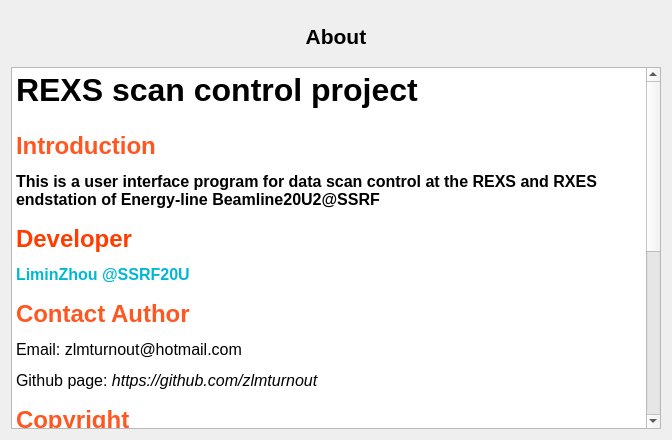
Old version of the form UI/UI_About_box.ui in the repository zlmturnout/ARPES_BeamSpotSize.
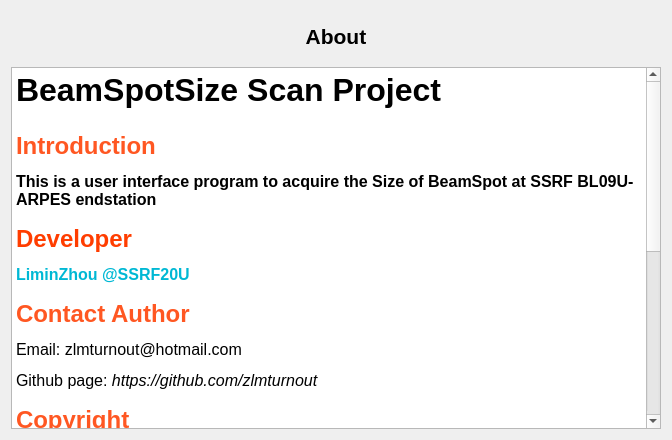
New version of the form.

```diff
--- a/UI/UI_About_box.ui
+++ b/UI/UI_About_box.ui
@@ -200,25 +200,25 @@
 p, li { white-space: pre-wrap; }
 hr { height: 1px; border-width: 0; }
 &lt;/style&gt;&lt;/head&gt;&lt;body style=&quot; font-family:'Microsoft YaHei UI'; font-size:12pt; font-weight:400; font-style:normal;&quot;&gt;
-&lt;h1 style=&quot; margin-top:18px; margin-bottom:12px; margin-left:0px; margin-right:0px; -qt-block-indent:0; text-indent:0px; line-height:120%;&quot;&gt;&lt;a name=&quot;rexs-scan-control-project&quot;&gt;&lt;/a&gt;&lt;span style=&quot; font-size:xx-large; font-weight:700;&quot;&gt;R&lt;/span&gt;&lt;span style=&quot; font-size:xx-large; font-weight:700;&quot;&gt;EXS scan control project&lt;/span&gt;&lt;/h1&gt;
+&lt;h1 style=&quot; margin-top:18px; margin-bottom:12px; margin-left:0px; margin-right:0px; -qt-block-indent:0; text-indent:0px; line-height:120%;&quot;&gt;&lt;a name=&quot;beamspotsize-scan-project&quot;&gt;&lt;/a&gt;&lt;span style=&quot; font-size:xx-large; font-weight:700;&quot;&gt;B&lt;/span&gt;&lt;span style=&quot; font-size:xx-large; font-weight:700;&quot;&gt;eamSpotSize Scan Project&lt;/span&gt;&lt;/h1&gt;
 &lt;h2 style=&quot; margin-top:16px; margin-bottom:12px; margin-left:0px; margin-right:0px; -qt-block-indent:0; text-indent:0px;&quot;&gt;&lt;a name=&quot;font-colorff5722introductionfont&quot;&gt;&lt;/a&gt;&lt;span style=&quot; font-size:x-large; font-weight:700; color:#ff5722;&quot;&gt;I&lt;/span&gt;&lt;span style=&quot; font-size:x-large; font-weight:700; color:#ff5722;&quot;&gt;ntroduction&lt;/span&gt;&lt;/h2&gt;
-&lt;p style=&quot; margin-top:12px; margin-bottom:12px; margin-left:0px; margin-right:0px; -qt-block-indent:0; text-indent:0px;&quot;&gt;&lt;span style=&quot; font-weight:700;&quot;&gt;This is a user interface program for data scan control at the REXS and RXES endstation of Energy-line Beamline20U2@SSRF&lt;/span&gt;&lt;/p&gt;
+&lt;p style=&quot; margin-top:12px; margin-bottom:12px; margin-left:0px; margin-right:0px; -qt-block-indent:0; text-indent:0px;&quot;&gt;&lt;span style=&quot; font-weight:700;&quot;&gt;This is a user interface program to acquire the Size of BeamSpot at SSRF BL09U-ARPES endstation&lt;/span&gt;&lt;/p&gt;
 &lt;h2 style=&quot; margin-top:16px; margin-bottom:12px; margin-left:0px; margin-right:0px; -qt-block-indent:0; text-indent:0px;&quot;&gt;&lt;a name=&quot;font-colorff3d00developerfont&quot;&gt;&lt;/a&gt;&lt;span style=&quot; font-size:x-large; font-weight:700; color:#ff3d00;&quot;&gt;D&lt;/span&gt;&lt;span style=&quot; font-size:x-large; font-weight:700; color:#ff3d00;&quot;&gt;eveloper&lt;/span&gt;&lt;/h2&gt;
 &lt;p style=&quot; margin-top:12px; margin-bottom:12px; margin-left:0px; margin-right:0px; -qt-block-indent:0; text-indent:0px;&quot;&gt;&lt;span style=&quot; font-weight:700; color:#00b8d4;&quot;&gt;LiminZhou @SSRF20U&lt;/span&gt;&lt;/p&gt;
 &lt;h2 style=&quot; margin-top:16px; margin-bottom:12px; margin-left:0px; margin-right:0px; -qt-block-indent:0; text-indent:0px;&quot;&gt;&lt;a name=&quot;font-colorff5722contact-authorfont&quot;&gt;&lt;/a&gt;&lt;span style=&quot; font-size:x-large; font-weight:700; color:#ff5722;&quot;&gt;C&lt;/span&gt;&lt;span style=&quot; font-size:x-large; font-weight:700; color:#ff5722;&quot;&gt;ontact Author&lt;/span&gt;&lt;/h2&gt;
 &lt;p style=&quot; margin-top:12px; margin-bottom:12px; margin-left:0px; margin-right:0px; -qt-block-indent:0; text-indent:0px;&quot;&gt;Email: zlmturnout@hotmail.com&lt;/p&gt;
 &lt;p style=&quot; margin-top:12px; margin-bottom:12px; margin-left:0px; margin-right:0px; -qt-block-indent:0; text-indent:0px;&quot;&gt;Github page: &lt;span style=&quot; font-style:italic;&quot;&gt;https://github.com/zlmturnout&lt;/span&gt;&lt;/p&gt;
 &lt;h2 style=&quot; margin-top:16px; margin-bottom:12px; margin-left:0px; margin-right:0px; -qt-block-indent:0; text-indent:0px;&quot;&gt;&lt;a name=&quot;font-colorff5722copyrightfont&quot;&gt;&lt;/a&gt;&lt;span style=&quot; font-size:x-large; font-weight:700; color:#ff5722;&quot;&gt;C&lt;/span&gt;&lt;span style=&quot; font-size:x-large; font-weight:700; color:#ff5722;&quot;&gt;opyright&lt;/span&gt;&lt;/h2&gt;
-&lt;p style=&quot; margin-top:12px; margin-bottom:12px; margin-left:0px; margin-right:0px; -qt-block-indent:0; text-indent:0px;&quot;&gt;Full code are hosted on Github repository: &lt;span style=&quot; font-style:italic;&quot;&gt;https://github.com/zlmturnout/REXS_SCANControl&lt;/span&gt;&lt;/p&gt;
-&lt;p style=&quot; margin-top:12px; margin-bottom:12px; margin-left:0px; margin-right:0px; -qt-block-indent:0; text-indent:0px;&quot;&gt;Copyright (c) 2022 LiminZhou/zlmturnout&lt;/p&gt;
+&lt;p style=&quot; margin-top:12px; margin-bottom:12px; margin-left:0px; margin-right:0px; -qt-block-indent:0; text-indent:0px;&quot;&gt;Full code are hosted on Github repository: &lt;span style=&quot; font-style:italic;&quot;&gt;https://github.com/zlmturnout/ARPES_BeamSpotSize&lt;/span&gt;&lt;/p&gt;
+&lt;p style=&quot; margin-top:12px; margin-bottom:12px; margin-left:0px; margin-right:0px; -qt-block-indent:0; text-indent:0px;&quot;&gt;Copyright (c) 2023 LiminZhou/zlmturnout&lt;/p&gt;
 &lt;p style=&quot; margin-top:12px; margin-bottom:12px; margin-left:0px; margin-right:0px; -qt-block-indent:0; text-indent:0px;&quot;&gt;&lt;span style=&quot; color:#00e5ff;&quot;&gt;Please Contact the Author for Any Usage&lt;/span&gt;&lt;/p&gt;
 &lt;h2 style=&quot; margin-top:16px; margin-bottom:12px; margin-left:0px; margin-right:0px; -qt-block-indent:0; text-indent:0px;&quot;&gt;&lt;a name=&quot;font-color2962ffbasic-strategyfont&quot;&gt;&lt;/a&gt;&lt;span style=&quot; font-size:x-large; font-weight:700; color:#2962ff;&quot;&gt;B&lt;/span&gt;&lt;span style=&quot; font-size:x-large; font-weight:700; color:#2962ff;&quot;&gt;asic Strategy&lt;/span&gt;&lt;/h2&gt;
-&lt;ol style=&quot;margin-top: 0px; margin-bottom: 0px; margin-left: 0px; margin-right: 0px; -qt-list-indent: 1;&quot;&gt;&lt;li style=&quot; margin-top:12px; margin-bottom:12px; margin-left:0px; margin-right:0px; -qt-block-indent:0; text-indent:0px;&quot;&gt;python+pyepics+Qt6+matplotlib&lt;/li&gt;&lt;/ol&gt;
+&lt;ol style=&quot;margin-top: 0px; margin-bottom: 0px; margin-left: 0px; margin-right: 0px; -qt-list-indent: 1;&quot;&gt;&lt;li style=&quot; margin-top:12px; margin-bottom:12px; margin-left:0px; margin-right:0px; -qt-block-indent:0; text-indent:0px;&quot;&gt;Python+Qt6+Matplotlib+SciPy+Pandas+Sqlite&lt;/li&gt;&lt;/ol&gt;
 &lt;h2 style=&quot; margin-top:16px; margin-bottom:12px; margin-left:0px; margin-right:0px; -qt-block-indent:0; text-indent:0px;&quot;&gt;&lt;a name=&quot;font-color2962ffmain-purposefont&quot;&gt;&lt;/a&gt;&lt;span style=&quot; font-size:x-large; font-weight:700; color:#2962ff;&quot;&gt;M&lt;/span&gt;&lt;span style=&quot; font-size:x-large; font-weight:700; color:#2962ff;&quot;&gt;ain Purpose&lt;/span&gt;&lt;/h2&gt;
-&lt;ol style=&quot;margin-top: 0px; margin-bottom: 0px; margin-left: 0px; margin-right: 0px; -qt-list-indent: 1;&quot;&gt;&lt;li style=&quot; margin-top:12px; margin-bottom:0px; margin-left:0px; margin-right:0px; -qt-block-indent:0; text-indent:0px;&quot;&gt;control motor move in X-ray diffractometer&lt;/li&gt;
-&lt;li style=&quot; margin-top:0px; margin-bottom:0px; margin-left:0px; margin-right:0px; -qt-block-indent:0; text-indent:0px;&quot;&gt;acquire the PD current to optimize the spectrometer and sample position&lt;/li&gt;
-&lt;li style=&quot; margin-top:0px; margin-bottom:0px; margin-left:0px; margin-right:0px; -qt-block-indent:0; text-indent:0px;&quot;&gt;obtain the diffraction patterns by CCD&lt;/li&gt;
-&lt;li style=&quot; margin-top:0px; margin-bottom:0px; margin-left:0px; margin-right:0px; -qt-block-indent:0; text-indent:0px;&quot;&gt;Data prepocessed&lt;/li&gt;
+&lt;ol style=&quot;margin-top: 0px; margin-bottom: 0px; margin-left: 0px; margin-right: 0px; -qt-list-indent: 1;&quot;&gt;&lt;li style=&quot; margin-top:12px; margin-bottom:0px; margin-left:0px; margin-right:0px; -qt-block-indent:0; text-indent:0px;&quot;&gt;control motor move of motion manipulator&lt;/li&gt;
+&lt;li style=&quot; margin-top:0px; margin-bottom:0px; margin-left:0px; margin-right:0px; -qt-block-indent:0; text-indent:0px;&quot;&gt;acquire the PD current at different position&lt;/li&gt;
+&lt;li style=&quot; margin-top:0px; margin-bottom:0px; margin-left:0px; margin-right:0px; -qt-block-indent:0; text-indent:0px;&quot;&gt;obtain the I_vs_pos plot&lt;/li&gt;
+&lt;li style=&quot; margin-top:0px; margin-bottom:0px; margin-left:0px; margin-right:0px; -qt-block-indent:0; text-indent:0px;&quot;&gt;fit gauss peak to obtain the beamspot size by First Derivative of the I_vs_pos line&lt;/li&gt;
 &lt;li style=&quot; margin-top:0px; margin-bottom:12px; margin-left:0px; margin-right:0px; -qt-block-indent:0; text-indent:0px;&quot;&gt;save all processed data into multiple file types (xlsx,csv,txt,sqlitebase) &lt;/li&gt;&lt;/ol&gt;&lt;/body&gt;&lt;/html&gt;</string>
        </property>
       </widget>
```
Left out of the diff: 21 changed lines with no effect on the pictures.
